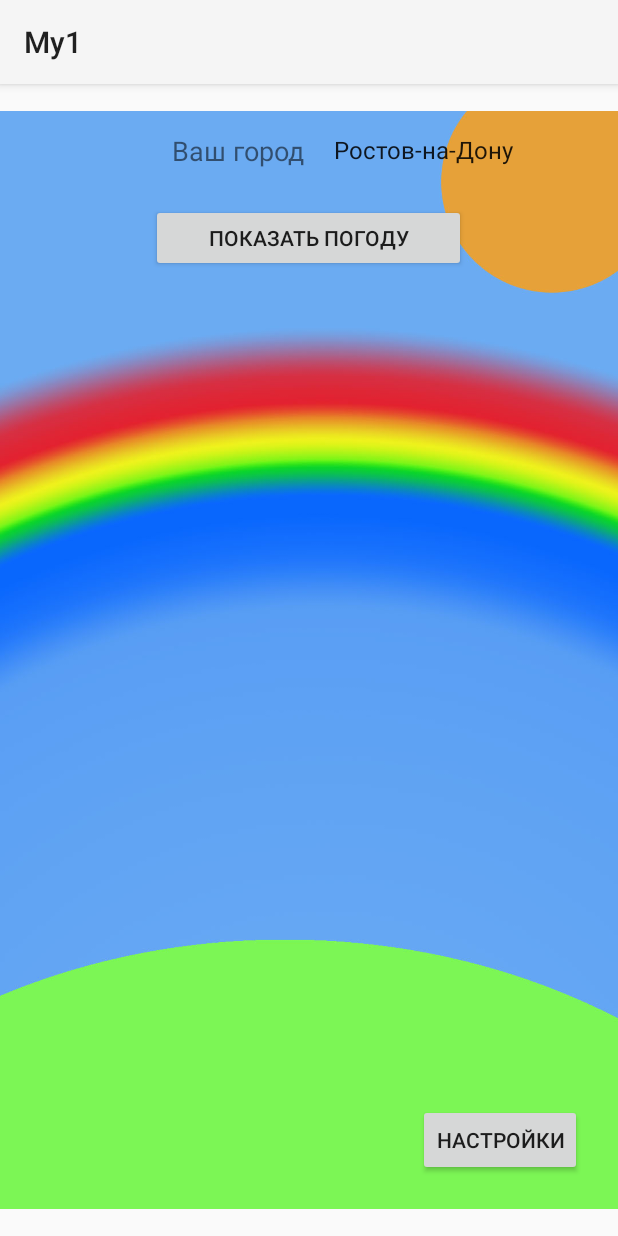
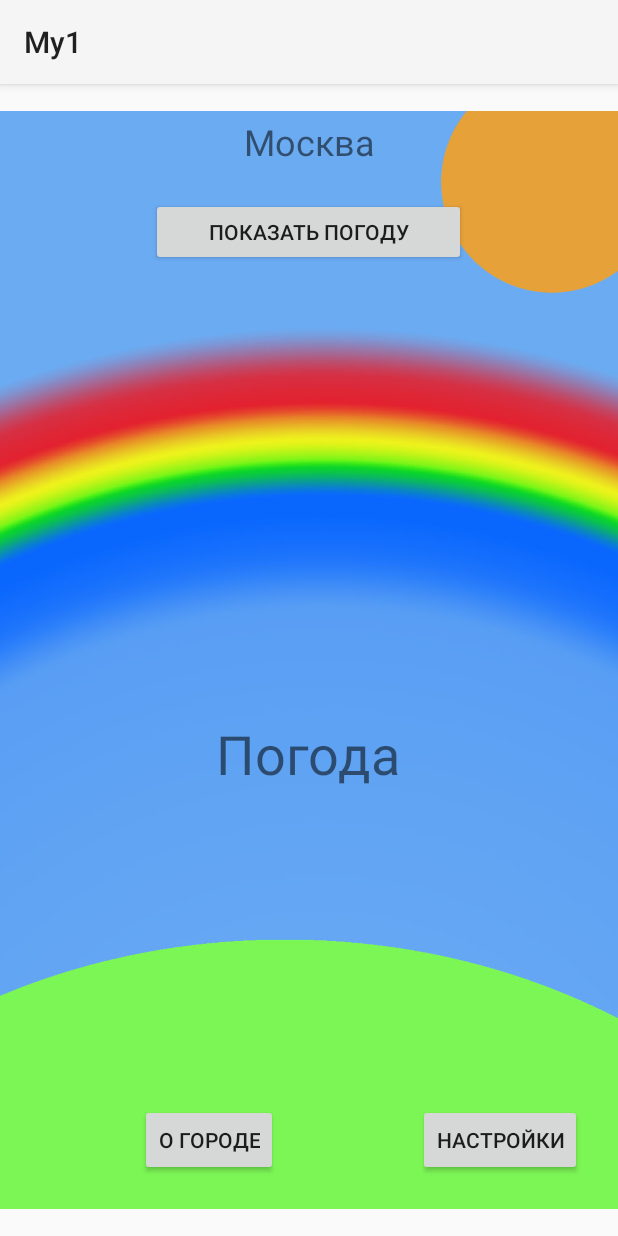
Before and after one commit to Puzzle-f/AndroidBase, an Android app: the screen it shows after launch (MainActivity), on a phone screen of 412 x 824 dp. Run offline under Robolectric (Android 15) with nearby library versions, the phone set to English and light mode, and no system bars.

Commit message:
-список городов хранится в SettingsActivity.java -проверка первого открытия активити в MainActivity -поворот экрана некорректен -кнопка info отображает только один сайт -если перейти в инфо и вернуться - краш из-за проверки первого входа

```diff
--- a/app/src/main/AndroidManifest.xml
+++ b/app/src/main/AndroidManifest.xml
@@ -9,7 +9,7 @@
         android:roundIcon="@mipmap/ic_launcher_round"
         android:supportsRtl="true"
         android:theme="@style/Theme.My1">
-        <activity android:name=".Settings"
+        <activity android:name=".SettingsActivity"
             android:label="@string/about_title">
         </activity>
 
--- a/app/src/main/java/com/example/my1/MainActivity.java
+++ b/app/src/main/java/com/example/my1/MainActivity.java
@@ -1,35 +1,121 @@
 package com.example.my1;
 
-import androidx.annotation.XmlRes;
+import androidx.annotation.NonNull;
 import androidx.appcompat.app.AppCompatActivity;
 
 import android.content.Intent;
+import android.content.res.Configuration;
+import android.net.Uri;
 import android.os.Bundle;
+import android.os.PersistableBundle;
+import android.util.Log;
 import android.view.View;
-import android.widget.ArrayAdapter;
-import android.widget.Spinner;
+import android.widget.TextView;
 import android.widget.Toast;
 
+import static com.example.my1.SaveSettings.firstVisit;
+
+
 public class MainActivity extends AppCompatActivity {
+    private int counter = 0;
+    private static final String TAG = MainActivity.class.getSimpleName();
 
-    String[] cities = {"Ростов-на-Дону", "Москва", "Санкт-Петербург", "Сочи", "Хабаровск", "Россошь"};
     @Override
     protected void onCreate(Bundle savedInstanceState) {
         super.onCreate(savedInstanceState);
         setContentView(R.layout.activity_main);
-        Spinner spinner = (Spinner) findViewById(R.id.cities);
+        Log.i(TAG, "onCreate");
+    }
 
-        ArrayAdapter<String> adapter = new ArrayAdapter<String>(this, android.R.layout.simple_spinner_item, cities);
-        adapter.setDropDownViewResource(android.R.layout.simple_spinner_dropdown_item);
-        spinner.setAdapter(adapter);
+    @Override
+    protected void onStart() {
+        counter++;
+        super.onStart();
+        getParametersCity();
+        defaultSetting();
+        Log.i(TAG, "onStart");
+        Toast.makeText(this, "onStart", Toast.LENGTH_SHORT).show();
+    }
 
+    private void getParametersCity(){
+        if(!firstVisit){
+            Log.i(TAG, "getParametersCity, counter " + counter);
+            String city = getIntent().getExtras().getString(SaveSettings.CITY);
+            TextView textView = findViewById(R.id.cityMain);
+            textView.setText(city);
+        }
+    }
+
+    private void defaultSetting(){
+        if(firstVisit){
+            TextView textView = findViewById(R.id.cityMain);
+            textView.setText(SettingsActivity.cities[1]);
+            Log.i(TAG, "defaultSetting");
+            firstVisit = false;
+        }
+    }
+
+    @Override
+    protected void onResume() {
+        super.onResume();
+        Log.i(TAG, "onResume");
+        Toast.makeText(this, "onResume", Toast.LENGTH_SHORT).show();
+    }
+
+    @Override
+    public void onSaveInstanceState(@NonNull Bundle outState, @NonNull PersistableBundle outPersistentState) {
+        super.onSaveInstanceState(outState, outPersistentState);
+    }
+
+    @Override
+    protected void onRestoreInstanceState(@NonNull Bundle savedInstanceState) {
+        super.onRestoreInstanceState(savedInstanceState);
+        Log.i(TAG, "checkBoxWindSpeed counted");
+        Toast.makeText(this, "onRestoreInstanceState", Toast.LENGTH_SHORT).show();
+    }
+
+    @Override
+    protected void onPause() {
+        super.onPause();
+        Log.i(TAG, "onPause");
+        Toast.makeText(this, "onPause", Toast.LENGTH_SHORT).show();
     }
 
     public void show(View view){
-        Toast.makeText(this, "Сейчас +25 градусов (заглушка)", Toast.LENGTH_SHORT).show();
+        Toast.makeText(this, R.string.weather, Toast.LENGTH_SHORT).show();
+        Log.i(TAG, "Просмотр погоды");
+        Toast.makeText(this, "show", Toast.LENGTH_SHORT).show();
     }
+
     public void onClick(View view) {
-        Intent intent = new Intent(MainActivity.this, Settings.class);
+        Intent intent = new Intent(MainActivity.this, SettingsActivity.class);
+        startActivity(intent);
+        Log.i(TAG, "onClick Setting");
+        Toast.makeText(this, "onClick Setting", Toast.LENGTH_SHORT).show();
+    }
+
+    @Override
+    public void onConfigurationChanged(@NonNull Configuration newConfig) {
+        super.onConfigurationChanged(newConfig);
+    }
+
+    @Override
+    protected void onStop() {
+        super.onStop();
+        Log.i(TAG, "onStop");
+        Toast.makeText(this, "onStop", Toast.LENGTH_SHORT).show();
+    }
+
+    @Override
+    protected void onDestroy() {
+        super.onDestroy();
+        Log.i(TAG, "onDestroy");
+        Toast.makeText(this, "onDestroy", Toast.LENGTH_SHORT).show();
+    }
+
+    public void infoCity(View view) {
+        Uri infoCity = Uri.parse("https://ru.wikipedia.org/wiki/Ростов");
+        Intent intent = new Intent(Intent.ACTION_VIEW, infoCity);
         startActivity(intent);
     }
 }
--- /dev/null
+++ b/app/src/main/java/com/example/my1/SaveSettings.java
@@ -0,0 +1,12 @@
+package com.example.my1;
+
+public class SaveSettings {
+    public static boolean checkBoxWindSpeedIsChecked;
+    public static boolean atmosphericPressure;
+    public static final String CITY = "city";
+    public static boolean firstVisit = true;
+    public final String CITY_INFO = "CITY_INFO";
+
+
+
+}
--- a/app/src/main/res/layout/activity_main.xml
+++ b/app/src/main/res/layout/activity_main.xml
@@ -12,42 +12,12 @@
         app:layout_constraintStart_toStartOf="parent"
         app:layout_constraintTop_toTopOf="parent"
         app:srcCompat="@drawable/image" />
-    <ScrollView
-        android:id="@+id/scrollView2"
-        android:layout_width="197dp"
-        android:layout_height="34dp"
-        android:layout_marginTop="32dp"
-        app:layout_constraintEnd_toEndOf="parent"
-        app:layout_constraintTop_toTopOf="parent">
-
-        <LinearLayout
-            android:layout_width="match_parent"
-            android:layout_height="wrap_content"
-            android:orientation="vertical">
-
-            <Spinner
-                android:id="@+id/cities"
-                android:layout_width="match_parent"
-                android:layout_height="wrap_content" />
-        </LinearLayout>
-
-
-    </ScrollView>
-
-    <TextView
-        android:id="@+id/textView"
-        android:layout_width="100dp"
-        android:layout_height="34dp"
-        android:text="Ваш город"
-        android:textSize="18sp"
-        app:layout_constraintEnd_toStartOf="@+id/scrollView2"
-        app:layout_constraintTop_toTopOf="@+id/scrollView2" />
 
     <Button
         android:id="@+id/button"
         android:layout_width="210dp"
         android:layout_height="45dp"
-        android:layout_marginTop="80dp"
+        android:layout_marginTop="76dp"
         android:onClick="show"
         android:text="Показать погоду"
         app:layout_constraintEnd_toEndOf="parent"
@@ -68,5 +38,41 @@
         app:layout_constraintBottom_toBottomOf="parent"
         app:layout_constraintEnd_toEndOf="parent" />
 
+    <TextView
+        android:id="@+id/weather"
+        android:layout_width="wrap_content"
+        android:layout_height="wrap_content"
+        android:fontFamily="sans-serif"
+        android:text="Погода"
+        android:textSize="36sp"
+        android:typeface="normal"
+        app:layout_constraintBottom_toBottomOf="@+id/imageView"
+        app:layout_constraintEnd_toEndOf="parent"
+        app:layout_constraintHorizontal_bias="0.498"
+        app:layout_constraintStart_toStartOf="parent"
+        app:layout_constraintTop_toTopOf="parent"
+        app:layout_constraintVertical_bias="0.587" />
+
+    <TextView
+        android:id="@+id/cityMain"
+        android:layout_width="wrap_content"
+        android:layout_height="wrap_content"
+        android:text="Город"
+        android:textSize="24sp"
+        app:layout_constraintBottom_toTopOf="@+id/button"
+        app:layout_constraintEnd_toEndOf="parent"
+        app:layout_constraintStart_toStartOf="parent"
+        app:layout_constraintTop_toTopOf="parent" />
+
+    <Button
+        android:id="@+id/infoCity"
+        android:layout_width="wrap_content"
+        android:layout_height="wrap_content"
+        android:text="@string/infoCity"
+        android:onClick="infoCity"
+        app:layout_constraintEnd_toStartOf="@+id/settings"
+        app:layout_constraintStart_toStartOf="parent"
+        app:layout_constraintTop_toTopOf="@+id/settings" />
+
 
 </androidx.constraintlayout.widget.ConstraintLayout>
--- a/app/src/main/res/values/strings.xml
+++ b/app/src/main/res/values/strings.xml
@@ -8,4 +8,8 @@
     <string name="switch2">Switch2</string>
     <string name="textview_textview_tv_tv__">TextView TextView TextView TextView</string>
     <string name="about_title"></string>
+    <string name="weather">Просмотр погоды</string>
+    <string name="citie">Ваш город</string>
+    <string name="infoCity">О городе</string>
+
 </resources>
```
Also changed, not shown: app/src/main/java/com/example/my1/Settings.java (deleted, +0 -13 lines), app/src/main/java/com/example/my1/SettingsActivity.java (added, +96 -0 lines), app/src/main/res/layout/settings.xml (+38 -7 lines), 1 other file.
